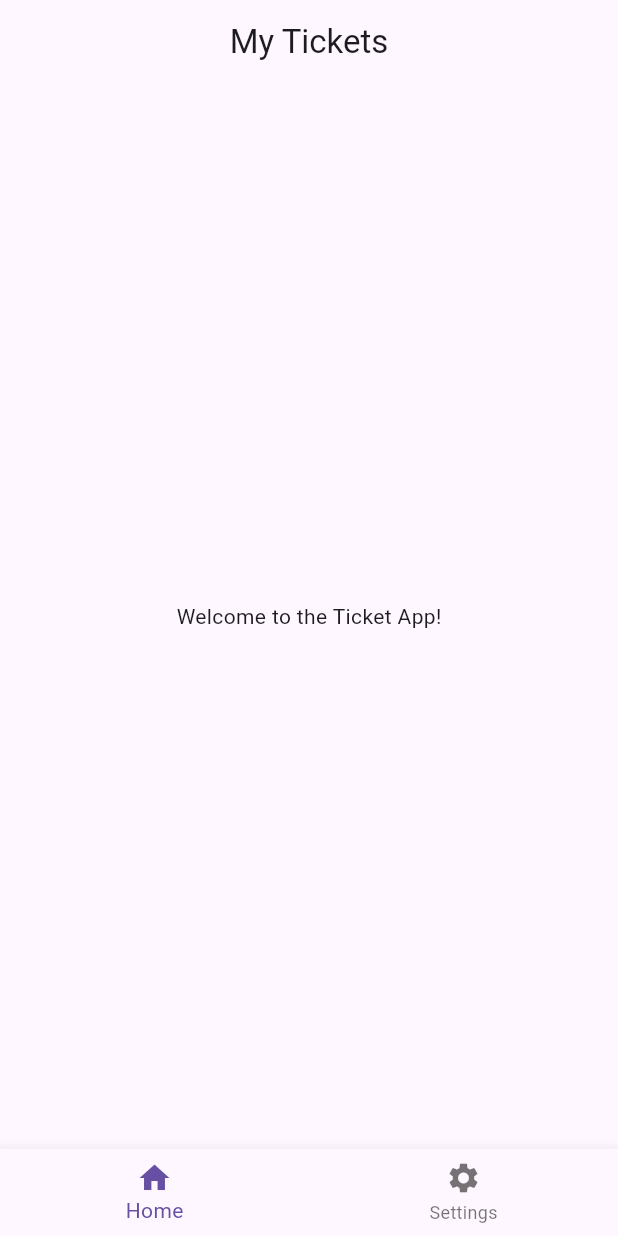
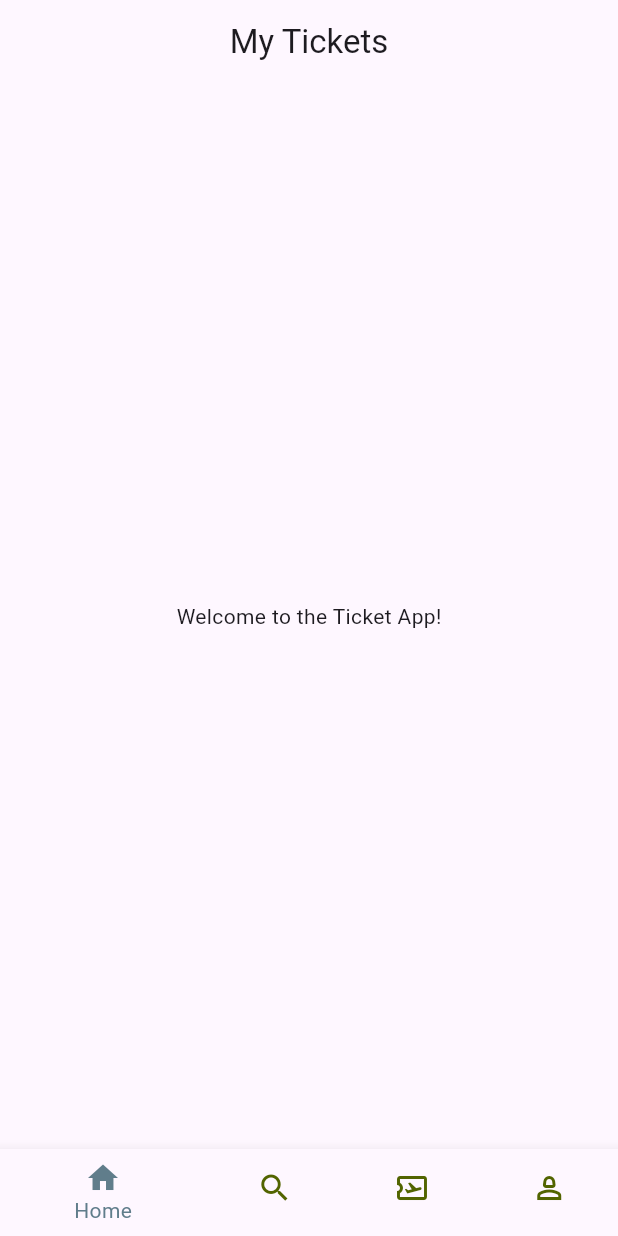
Before and after one commit to CodingWithJan-1/Flutter_App, a Flutter app: the screen it shows after launch, on a phone screen of 412 x 824 dp. Run offline on Flutter 3.47's test engine with Material 3 defaults, Android fonts, the phone set to English and light mode, and no system bars.

Commit message:
added two more icons and updated some dependencies

```diff
--- a/lib/base/bottom_nav_bar.dart
+++ b/lib/base/bottom_nav_bar.dart
@@ -21,9 +21,13 @@ class BottomNavBar extends StatelessWidget {
         child: Text('Welcome to the Ticket App!'),
       ),
       bottomNavigationBar: BottomNavigationBar(
+        selectedItemColor:  Colors.blueGrey,
+        unselectedItemColor: const Color(0xFF526400),
         items: const [
           BottomNavigationBarItem(icon: Icon(Icons.home), label: "Home"),
-          BottomNavigationBarItem(icon: Icon(Icons.settings), label: "Settings"),
+          BottomNavigationBarItem(icon: Icon(Icons.search), label: "Search"),
+          BottomNavigationBarItem(icon: Icon(Icons.airplane_ticket_outlined), label: "airplane_ticket_outlined"),
+          BottomNavigationBarItem(icon: Icon(Icons.person_2_outlined), label: "Person"),
         ] // a list
       ),
     );
--- a/pubspec.yaml
+++ b/pubspec.yaml
@@ -44,7 +44,7 @@ dev_dependencies:
   # activated in the `analysis_options.yaml` file located at the root of your
   # package. See that file for information about deactivating specific lint
   # rules and activating additional ones.
-  flutter_lints: ^5.0.0
+  flutter_lints: ^6.0.0
 
 # For information on the generic Dart part of this file, see the
 # following page: https://dart.dev/tools/pub/pubspec
```
Also changed, not shown: pubspec.lock.
